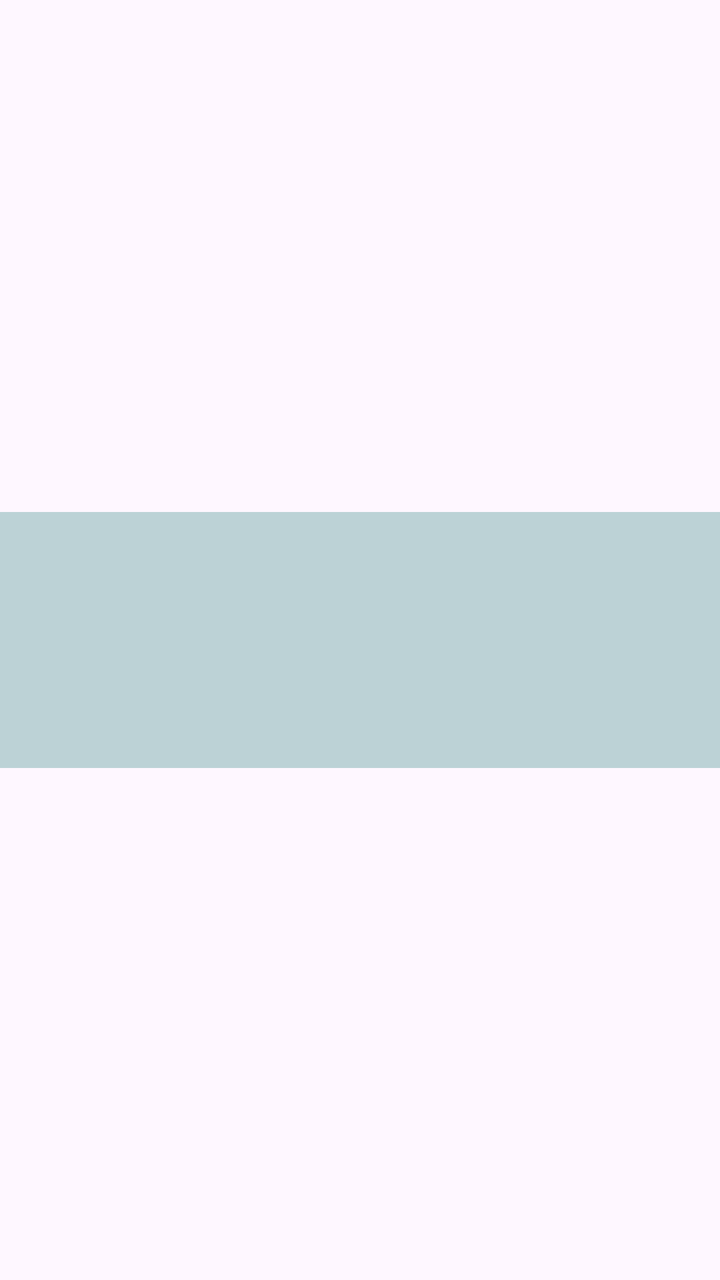
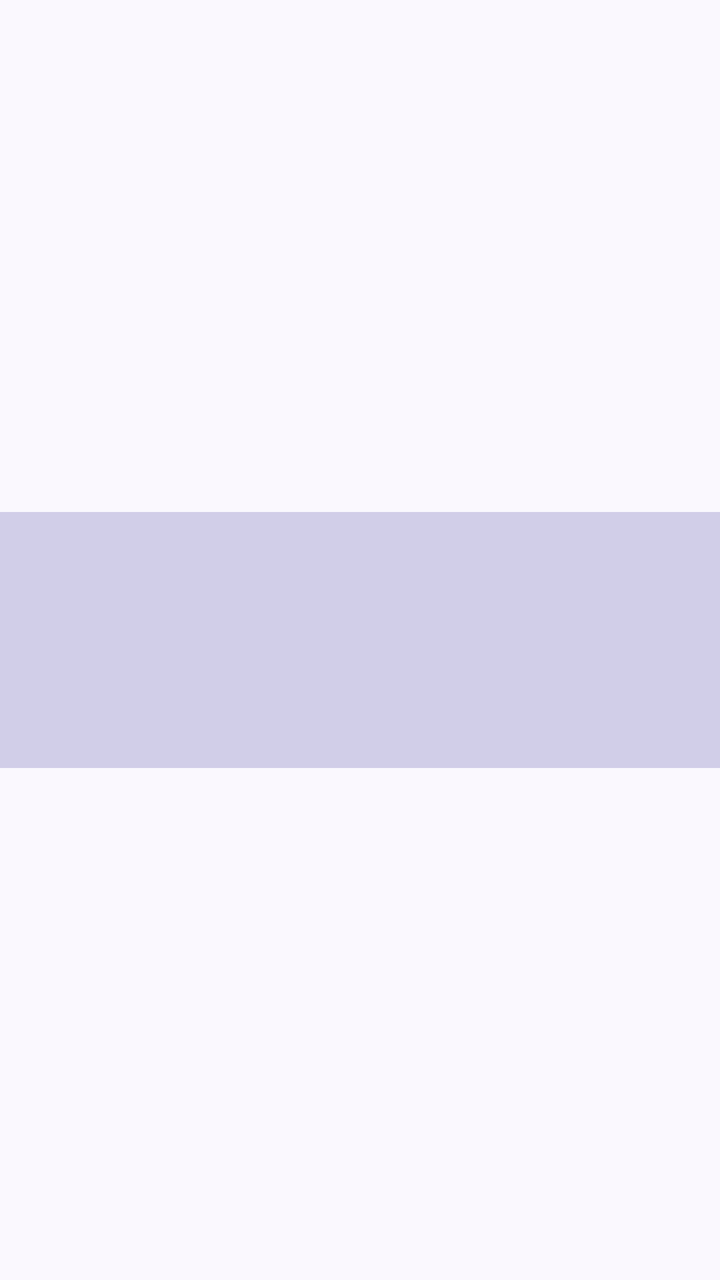

The first picture is an Android layout as it rendered before a commit; the second is the same layout after the commit. The layout source and the unified diff follow.
<!-- AndroidManifest.xml: application theme AppTheme -->
<!-- res/layout/view_loading.xml -->
<?xml version="1.0" encoding="utf-8"?>
<ProgressBar xmlns:android="http://schemas.android.com/apk/res/android"
    style="?android:attr/progressBarStyleHorizontal"
    android:layout_width="match_parent"
    android:layout_height="wrap_content"
    android:indeterminate="true"
    android:padding="@dimen/_4sdp">
</ProgressBar>
<!-- resources referenced by this layout -->
<resources>
  <style name="AppTheme" parent="@style/Theme.Material3.DayNight.NoActionBar">
          <item name="windowNoTitle">true</item>
          <item name="windowActionBar">false</item>
          <item name="android:windowFullscreen">true</item>
          <item name="android:windowContentOverlay">@null</item>
          <item name="colorAccent">@color/md_theme_light_primary</item>
          <item name="colorPrimary">@color/md_theme_light_primary</item>
          <item name="colorOnPrimary">@color/md_theme_light_onPrimary</item>
          <item name="colorSecondary">@color/md_theme_light_secondary</item>
          <item name="colorOnSecondary">@color/md_theme_light_onSecondary</item>
          <item name="colorSurface">@color/md_theme_light_surface</item>
          <item name="colorOnSurface">@color/md_theme_light_onSurface</item>
          <item name="colorError">@color/md_theme_light_error</item>
          <item name="android:statusBarColor">@color/background_status_bar</item>
          <item name="android:navigationBarColor">@color/background_app</item>
          <item name="android:scrollbarThumbHorizontal">@color/background_menu_element</item>
          <item name="android:scrollbarThumbVertical">@color/background_menu_element</item>
          <item name="android:textSize">@dimen/_12ssp</item>
      <item name="colorControlActivated">@color/md_theme_light_primary</item><item name="android:windowLightStatusBar">true</item><item name="android:windowLightNavigationBar">true</item>
          <item name="colorPrimaryContainer">@color/md_theme_light_primaryContainer</item>
          <item name="colorOnPrimaryContainer">@color/md_theme_light_onPrimaryContainer</item>
          <item name="colorSecondaryContainer">@color/md_theme_light_secondaryContainer</item>
          <item name="colorOnSecondaryContainer">@color/md_theme_light_onSecondaryContainer</item>
          <item name="colorSurfaceVariant">@color/md_theme_light_surfaceVariant</item>
          <item name="colorOnSurfaceVariant">@color/md_theme_light_onSurfaceVariant</item>
          <item name="colorOutline">@color/md_theme_light_outline</item>
          <item name="colorTertiary">@color/md_theme_light_tertiary</item>
          <item name="colorOnTertiary">@color/md_theme_light_onTertiary</item>
          <item name="colorTertiaryContainer">@color/md_theme_light_tertiaryContainer</item>
          <item name="colorOnTertiaryContainer">@color/md_theme_light_onTertiaryContainer</item>
          <item name="colorErrorContainer">@color/md_theme_light_errorContainer</item>
          <item name="colorOnErrorContainer">@color/md_theme_light_onErrorContainer</item>
      </style>
  <color name="md_theme_light_primary">#006A60</color>
  <color name="md_theme_light_onPrimary">#FFFFFF</color>
  <color name="md_theme_light_secondary">#4A635F</color>
  <color name="md_theme_light_onSecondary">#FFFFFF</color>
  <color name="md_theme_light_surface">#F7FAF8</color>
  <color name="md_theme_light_onSurface">#171D1B</color>
  <color name="md_theme_light_error">#BA1A1A</color>
  <color name="background_status_bar">#F7FAF8</color>
  <color name="background_app">#F7FAF8</color>
  <color name="background_menu_element">#006A60</color>
  <color name="md_theme_light_primaryContainer">#9CF2E3</color>
  <color name="md_theme_light_onPrimaryContainer">#00201C</color>
  <color name="md_theme_light_secondaryContainer">#CDE8E2</color>
  <color name="md_theme_light_onSecondaryContainer">#061F1B</color>
  <color name="md_theme_light_surfaceVariant">#DCE5E1</color>
  <color name="md_theme_light_onSurfaceVariant">#404946</color>
  <color name="md_theme_light_outline">#707975</color>
  <color name="md_theme_light_tertiary">#456179</color>
  <color name="md_theme_light_onTertiary">#FFFFFF</color>
  <color name="md_theme_light_tertiaryContainer">#D1E4FF</color>
  <color name="md_theme_light_onTertiaryContainer">#001D32</color>
  <color name="md_theme_light_errorContainer">#FFDAD6</color>
  <color name="md_theme_light_onErrorContainer">#410002</color>
</resources>

<!-- the commit's change to res/layout/view_loading.xml (unified diff, before → after) -->
@@ -1,8 +1,8 @@
 <?xml version="1.0" encoding="utf-8"?>
-<ProgressBar xmlns:android="http://schemas.android.com/apk/res/android"
+<ProgressBar
+    xmlns:android="http://schemas.android.com/apk/res/android"
     style="?android:attr/progressBarStyleHorizontal"
     android:layout_width="match_parent"
     android:layout_height="wrap_content"
     android:indeterminate="true"
-    android:padding="@dimen/_4sdp">
-</ProgressBar>
+    android:padding="@dimen/_4sdp" />
<!-- resource entries referenced after the edit -->
@@ -5,56 +5,205 @@
           <item name="windowActionBar">false</item>
           <item name="android:windowFullscreen">true</item>
           <item name="android:windowContentOverlay">@null</item>
-          <item name="colorAccent">@color/md_theme_light_primary</item>
-          <item name="colorPrimary">@color/md_theme_light_primary</item>
-          <item name="colorOnPrimary">@color/md_theme_light_onPrimary</item>
-          <item name="colorSecondary">@color/md_theme_light_secondary</item>
-          <item name="colorOnSecondary">@color/md_theme_light_onSecondary</item>
-          <item name="colorSurface">@color/md_theme_light_surface</item>
-          <item name="colorOnSurface">@color/md_theme_light_onSurface</item>
-          <item name="colorError">@color/md_theme_light_error</item>
-          <item name="android:statusBarColor">@color/background_status_bar</item>
-          <item name="android:navigationBarColor">@color/background_app</item>
-          <item name="android:scrollbarThumbHorizontal">@color/background_menu_element</item>
-          <item name="android:scrollbarThumbVertical">@color/background_menu_element</item>
+          <item name="android:windowBackground">@color/md_surface</item>
+          <item name="android:colorBackground">@color/md_surface</item>
+  
+          
+          <item name="colorPrimary">@color/md_primary</item>
+          <item name="colorOnPrimary">@color/md_on_primary</item>
+          <item name="colorPrimaryContainer">@color/md_primary_container</item>
+          <item name="colorOnPrimaryContainer">@color/md_on_primary_container</item>
+          <item name="colorPrimaryInverse">@color/md_inverse_primary</item>
+          <item name="colorSecondary">@color/md_secondary</item>
+          <item name="colorOnSecondary">@color/md_on_secondary</item>
+          <item name="colorSecondaryContainer">@color/md_secondary_container</item>
+          <item name="colorOnSecondaryContainer">@color/md_on_secondary_container</item>
+          <item name="colorTertiary">@color/md_tertiary</item>
+          <item name="colorOnTertiary">@color/md_on_tertiary</item>
+          <item name="colorTertiaryContainer">@color/md_tertiary_container</item>
+          <item name="colorOnTertiaryContainer">@color/md_on_tertiary_container</item>
+          <item name="colorError">@color/md_error</item>
+          <item name="colorOnError">@color/md_on_error</item>
+          <item name="colorErrorContainer">@color/md_error_container</item>
+          <item name="colorOnErrorContainer">@color/md_on_error_container</item>
+          <item name="colorSurface">@color/md_surface</item>
+          <item name="colorOnSurface">@color/md_on_surface</item>
+          <item name="colorSurfaceVariant">@color/md_surface_variant</item>
+          <item name="colorOnSurfaceVariant">@color/md_on_surface_variant</item>
+          <item name="colorSurfaceInverse">@color/md_inverse_surface</item>
+          <item name="colorOnSurfaceInverse">@color/md_inverse_on_surface</item>
+          <item name="colorOutline">@color/md_outline</item>
+          <item name="colorAccent">@color/md_primary</item>
+  
+          
+          <item name="colorControlNormal">@color/md_on_surface_variant</item>
+          <item name="colorControlActivated">@color/md_primary</item>
+          <item name="colorControlHighlight">@color/md_state_pressed_primary</item>
+          <item name="android:textColorPrimary">@color/md_on_surface</item>
+          <item name="android:textColorSecondary">@color/md_on_surface_variant</item>
+          <item name="android:textColorHint">@color/md_on_surface_variant</item>
+          <item name="android:textColorHighlight">@color/md_primary_container</item>
+          <item name="android:textColorLink">@color/md_primary</item>
+          <item name="android:statusBarColor">@color/md_surface</item>
+          <item name="android:navigationBarColor">@color/md_surface</item>
+          <item name="android:windowLightStatusBar">@bool/md_light_bars</item>
+          <item name="android:windowLightNavigationBar">@bool/md_light_bars</item>
+          <item name="android:scrollbarThumbHorizontal">@drawable/md_scrollbar_thumb</item>
+          <item name="android:scrollbarThumbVertical">@drawable/md_scrollbar_thumb</item>
           <item name="android:textSize">@dimen/_12ssp</item>
-      <item name="colorControlActivated">@color/md_theme_light_primary</item><item name="android:windowLightStatusBar">true</item><item name="android:windowLightNavigationBar">true</item>
-          <item name="colorPrimaryContainer">@color/md_theme_light_primaryContainer</item>
-          <item name="colorOnPrimaryContainer">@color/md_theme_light_onPrimaryContainer</item>
-          <item name="colorSecondaryContainer">@color/md_theme_light_secondaryContainer</item>
-          <item name="colorOnSecondaryContainer">@color/md_theme_light_onSecondaryContainer</item>
-          <item name="colorSurfaceVariant">@color/md_theme_light_surfaceVariant</item>
-          <item name="colorOnSurfaceVariant">@color/md_theme_light_onSurfaceVariant</item>
-          <item name="colorOutline">@color/md_theme_light_outline</item>
-          <item name="colorTertiary">@color/md_theme_light_tertiary</item>
-          <item name="colorOnTertiary">@color/md_theme_light_onTertiary</item>
-          <item name="colorTertiaryContainer">@color/md_theme_light_tertiaryContainer</item>
-          <item name="colorOnTertiaryContainer">@color/md_theme_light_onTertiaryContainer</item>
-          <item name="colorErrorContainer">@color/md_theme_light_errorContainer</item>
-          <item name="colorOnErrorContainer">@color/md_theme_light_onErrorContainer</item>
-      </style>
-  <color name="md_theme_light_primary">#006A60</color>
-  <color name="md_theme_light_onPrimary">#FFFFFF</color>
-  <color name="md_theme_light_secondary">#4A635F</color>
-  <color name="md_theme_light_onSecondary">#FFFFFF</color>
-  <color name="md_theme_light_surface">#F7FAF8</color>
-  <color name="md_theme_light_onSurface">#171D1B</color>
-  <color name="md_theme_light_error">#BA1A1A</color>
-  <color name="background_status_bar">#F7FAF8</color>
-  <color name="background_app">#F7FAF8</color>
-  <color name="background_menu_element">#006A60</color>
-  <color name="md_theme_light_primaryContainer">#9CF2E3</color>
-  <color name="md_theme_light_onPrimaryContainer">#00201C</color>
-  <color name="md_theme_light_secondaryContainer">#CDE8E2</color>
-  <color name="md_theme_light_onSecondaryContainer">#061F1B</color>
-  <color name="md_theme_light_surfaceVariant">#DCE5E1</color>
-  <color name="md_theme_light_onSurfaceVariant">#404946</color>
-  <color name="md_theme_light_outline">#707975</color>
-  <color name="md_theme_light_tertiary">#456179</color>
-  <color name="md_theme_light_onTertiary">#FFFFFF</color>
-  <color name="md_theme_light_tertiaryContainer">#D1E4FF</color>
-  <color name="md_theme_light_onTertiaryContainer">#001D32</color>
-  <color name="md_theme_light_errorContainer">#FFDAD6</color>
-  <color name="md_theme_light_onErrorContainer">#410002</color>
+  
+          
+          <item name="buttonStyle">@style/Widget.Zalith.Button</item>
+          <item name="android:buttonStyle">@style/Widget.Zalith.Button</item>
+          <item name="android:buttonBarButtonStyle">@style/Widget.Zalith.Button.Text</item>
+          <item name="buttonBarButtonStyle">@style/Widget.Zalith.Button.Text</item>
+          <item name="imageButtonStyle">@style/Widget.Zalith.IconButton</item>
+          <item name="android:imageButtonStyle">@style/Widget.Zalith.IconButton</item>
+          <item name="editTextStyle">@style/Widget.Zalith.EditText</item>
+          <item name="android:editTextStyle">@style/Widget.Zalith.EditText</item>
+          <item name="android:progressBarStyleHorizontal">@style/Widget.Zalith.ProgressBar.Horizontal</item>
+          <item name="android:progressBarStyle">@style/Widget.Zalith.ProgressBar.Circular</item>
+          <item name="android:progressBarStyleSmall">@style/Widget.Zalith.ProgressBar.Circular</item>
+      </style>
+  <color name="md_surface">#FAF8FE</color>
+  <color name="md_primary">#5B53A8</color>
+  <color name="md_on_primary">#FFFFFF</color>
+  <color name="md_primary_container">#E6DEFE</color>
+  <color name="md_on_primary_container">#001257</color>
+  <color name="md_inverse_primary">#CBBEFF</color>
+  <color name="md_secondary">#655A73</color>
+  <color name="md_on_secondary">#FFFFFF</color>
+  <color name="md_secondary_container">#EADDFA</color>
+  <color name="md_on_secondary_container">#20172D</color>
+  <color name="md_tertiary">#8A4C54</color>
+  <color name="md_on_tertiary">#FFFFFF</color>
+  <color name="md_tertiary_container">#FEDADC</color>
+  <color name="md_on_tertiary_container">#3C0512</color>
+  <color name="md_error">#BA1A1A</color>
+  <color name="md_on_error">#FFFFFF</color>
+  <color name="md_error_container">#FFDAD6</color>
+  <color name="md_on_error_container">#410002</color>
+  <color name="md_on_surface">#1C1B20</color>
+  <color name="md_surface_variant">#E4E0F0</color>
+  <color name="md_on_surface_variant">#484551</color>
+  <color name="md_inverse_surface">#313035</color>
+  <color name="md_inverse_on_surface">#F2F0F7</color>
+  <color name="md_outline">#787583</color>
+  <color name="md_state_pressed_primary">#1F5B53A8</color>
+  <!-- drawable md_scrollbar_thumb (drawable) -->
+  <?xml version="1.0" encoding="utf-8"?>
+  <shape xmlns:android="http://schemas.android.com/apk/res/android" android:shape="rectangle">
+      <corners android:radius="100dp" />
+      <solid android:color="@color/md_outline_variant" />
+      <size android:width="4dp" android:height="4dp" />
+  </shape>
+  <style name="Widget.Zalith.Button" parent="@style/Widget.AppCompat.Button">
+          <item name="android:background">@drawable/button_background</item>
+          <item name="android:textColor">@color/md_btn_text_tonal</item>
+          <item name="android:textSize">@dimen/_12ssp</item>
+          <item name="android:textAllCaps">false</item>
+          <item name="android:fontFamily">sans-serif-medium</item>
+          <item name="android:letterSpacing">0.01</item>
+          <item name="android:minHeight">@dimen/_32sdp</item>
+          <item name="android:minWidth">@dimen/_56sdp</item>
+          <item name="android:paddingStart">@dimen/_16sdp</item>
+          <item name="android:paddingEnd">@dimen/_16sdp</item>
+          <item name="android:paddingTop">@dimen/_4sdp</item>
+          <item name="android:paddingBottom">@dimen/_4sdp</item>
+          <item name="android:gravity">center</item>
+          <item name="android:stateListAnimator">@null</item>
+      </style>
+  <style name="Widget.Zalith.Button.Text">
+          <item name="animButtonVariant">text</item>
+          <item name="android:background">@drawable/md_btn_text</item>
+          <item name="android:textColor">@color/md_btn_text_text</item>
+          <item name="android:minWidth">@dimen/_48sdp</item>
+          <item name="android:paddingStart">@dimen/_12sdp</item>
+          <item name="android:paddingEnd">@dimen/_12sdp</item>
+      </style>
+  <style name="Widget.Zalith.IconButton" parent="@style/Widget.AppCompat.ImageButton">
+          <item name="android:background">@drawable/md_icon_button</item>
+          <item name="android:scaleType">center</item>
+          <item name="android:tint">@color/md_on_surface_variant</item>
+      </style>
+  <style name="Widget.Zalith.EditText" parent="@style/Widget.AppCompat.EditText">
+          <item name="android:textColor">@color/md_on_surface</item>
+          <item name="android:textColorHint">@color/md_on_surface_variant</item>
+          <item name="android:textCursorDrawable">@drawable/md_cursor</item>
+          <item name="android:textSize">@dimen/_12ssp</item>
+      </style>
+  <style name="Widget.Zalith.ProgressBar.Horizontal" parent="@android:style/Widget.Material.ProgressBar.Horizontal">
+          <item name="android:progressTint">@color/md_primary</item>
+          <item name="android:progressBackgroundTint">@color/md_secondary_container</item>
+          <item name="android:indeterminateTint">@color/md_primary</item>
+          <item name="android:secondaryProgressTint">@color/md_primary_container</item>
+      </style>
+  <style name="Widget.Zalith.ProgressBar.Circular" parent="@android:style/Widget.Material.ProgressBar">
+          <item name="android:indeterminateTint">@color/md_primary</item>
+      </style>
+  <color name="md_outline_variant">#C8C4D3</color>
+  <!-- drawable button_background (drawable) -->
+  <?xml version="1.0" encoding="utf-8"?>
+  <selector xmlns:android="http://schemas.android.com/apk/res/android">
+      <item android:drawable="@drawable/button_background_selected" android:state_checked="true" />
+      <item android:drawable="@drawable/button_background_selected" android:state_selected="true" />
+      <item android:drawable="@drawable/button_background_unselected" />
+  </selector>
+  <!-- drawable md_btn_text (drawable) -->
+  <?xml version="1.0" encoding="utf-8"?>
+  <ripple xmlns:android="http://schemas.android.com/apk/res/android"
+      android:color="@color/md_state_pressed_primary">
+      <item>
+          <shape android:shape="rectangle"><corners android:radius="100dp" /><solid android:color="@android:color/transparent" /></shape>
+      </item>
+      <item android:id="@android:id/mask">
+          <shape android:shape="rectangle">
+              <corners android:radius="100dp" />
+              <solid android:color="#FFFFFFFF" />
+          </shape>
+      </item>
+  </ripple>
+  <!-- drawable md_icon_button (drawable) -->
+  <?xml version="1.0" encoding="utf-8"?>
+  <ripple xmlns:android="http://schemas.android.com/apk/res/android"
+      android:color="@color/md_state_pressed_on_surface">
+      <item android:id="@android:id/mask">
+          <shape android:shape="oval">
+              <solid android:color="#FFFFFFFF" />
+          </shape>
+      </item>
+  </ripple>
+  <!-- drawable md_cursor (drawable) -->
+  <?xml version="1.0" encoding="utf-8"?>
+  <shape xmlns:android="http://schemas.android.com/apk/res/android" android:shape="rectangle">
+      <solid android:color="@color/md_primary" />
+      <size android:width="2dp" />
+  </shape>
+  <!-- drawable button_background_selected (drawable) -->
+  <?xml version="1.0" encoding="utf-8"?>
+  <shape xmlns:android="http://schemas.android.com/apk/res/android" android:shape="rectangle">
+      <corners android:radius="100dp" />
+      <solid android:color="@color/button_background_selected" />
+  </shape>
+  <!-- drawable button_background_unselected (drawable) -->
+  <?xml version="1.0" encoding="utf-8"?>
+  <selector xmlns:android="http://schemas.android.com/apk/res/android">
+      <item android:state_enabled="false">
+          <shape android:shape="rectangle">
+              <corners android:radius="100dp" />
+              <solid android:color="@color/md_disabled_container" />
+          </shape>
+      </item>
+      <item>
+          <shape android:shape="rectangle">
+              <corners android:radius="100dp" />
+              <solid android:color="@color/button_background" />
+          </shape>
+      </item>
+  </selector>
+  <color name="md_state_pressed_on_surface">#1A1C1B20</color>
+  <color name="button_background_selected">#E6DEFE</color>
+  <color name="md_disabled_container">#1F1C1B20</color>
+  <color name="button_background">#EADDFA</color>
 </resources>
 
